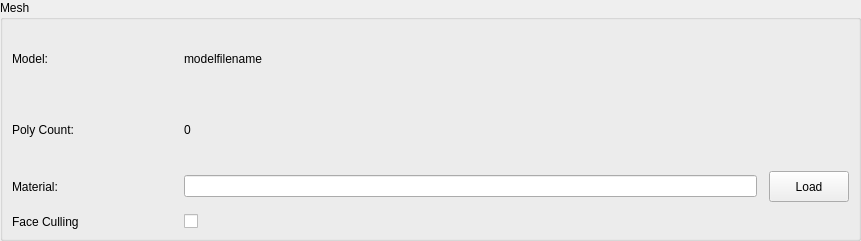
Qt form Editor/Sources/PropertyViews/MeshComponent.ui (maxon887/Cross) before a commit.
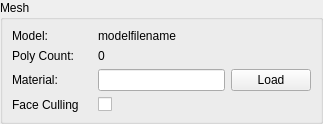
The same form after that commit. Custom widgets are drawn as their Qt base class.

The edit to the form file:
```diff
--- a/Editor/Sources/PropertyViews/MeshComponent.ui
+++ b/Editor/Sources/PropertyViews/MeshComponent.ui
@@ -6,8 +6,8 @@
    <rect>
     <x>0</x>
     <y>0</y>
-    <width>861</width>
-    <height>241</height>
+    <width>323</width>
+    <height>121</height>
    </rect>
   </property>
   <property name="windowTitle">
@@ -39,25 +39,25 @@
      </property>
      <layout class="QVBoxLayout" name="verticalLayout_2">
       <property name="spacing">
-       <number>12</number>
+       <number>6</number>
       </property>
       <item>
        <layout class="QHBoxLayout" name="horizontalLayout_5">
-        <item>
-         <widget class="QLabel" name="label_3">
-          <property name="maximumSize">
-           <size>
-            <width>160</width>
-            <height>16777215</height>
-           </size>
-          </property>
-          <property name="text">
-           <string>Model:</string>
-          </property>
-         </widget>
-        </item>
         <item>
          <widget class="QLabel" name="modelLabel">
+          <property name="maximumSize">
+           <size>
+            <width>80</width>
+            <height>16777215</height>
+           </size>
+          </property>
+          <property name="text">
+           <string>Model:</string>
+          </property>
+         </widget>
+        </item>
+        <item>
+         <widget class="QLabel" name="modelValue">
           <property name="text">
            <string>modelfilename</string>
           </property>
@@ -67,21 +67,21 @@
       </item>
       <item>
        <layout class="QHBoxLayout" name="horizontalLayout_4">
-        <item>
-         <widget class="QLabel" name="label_2">
-          <property name="maximumSize">
-           <size>
-            <width>160</width>
-            <height>16777215</height>
-           </size>
-          </property>
-          <property name="text">
-           <string>Poly Count:</string>
-          </property>
-         </widget>
-        </item>
         <item>
          <widget class="QLabel" name="polyCountLabel">
+          <property name="maximumSize">
+           <size>
+            <width>80</width>
+            <height>16777215</height>
+           </size>
+          </property>
+          <property name="text">
+           <string>Poly Count:</string>
+          </property>
+         </widget>
+        </item>
+        <item>
+         <widget class="QLabel" name="polyCountValue">
           <property name="text">
            <string>0</string>
           </property>
@@ -95,13 +95,13 @@
          <widget class="QLabel" name="materialLabel">
           <property name="minimumSize">
            <size>
-            <width>160</width>
+            <width>80</width>
             <height>0</height>
            </size>
           </property>
           <property name="maximumSize">
            <size>
-            <width>160</width>
+            <width>80</width>
             <height>16777215</height>
            </size>
           </property>
@@ -134,7 +134,7 @@
          <widget class="QLabel" name="label">
           <property name="maximumSize">
            <size>
-            <width>160</width>
+            <width>80</width>
             <height>16777215</height>
            </size>
           </property>
```
Left out of the diff: 2 changed lines with no effect on the pictures.
